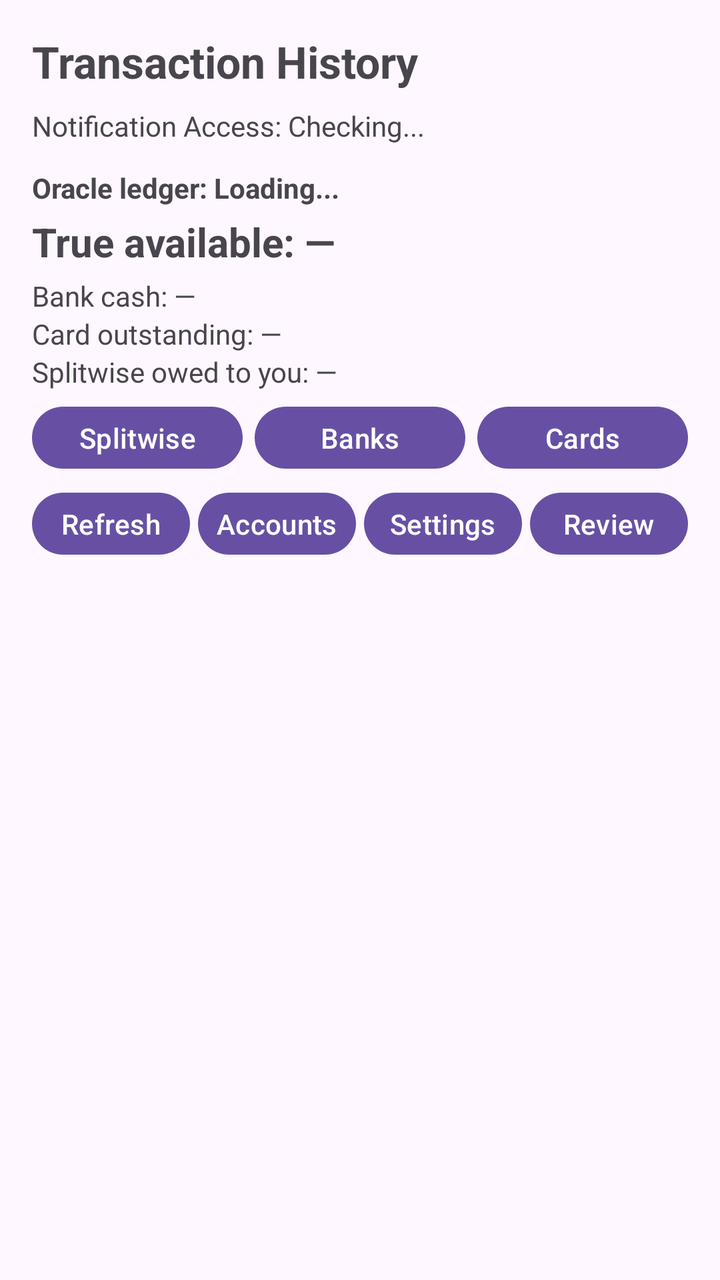
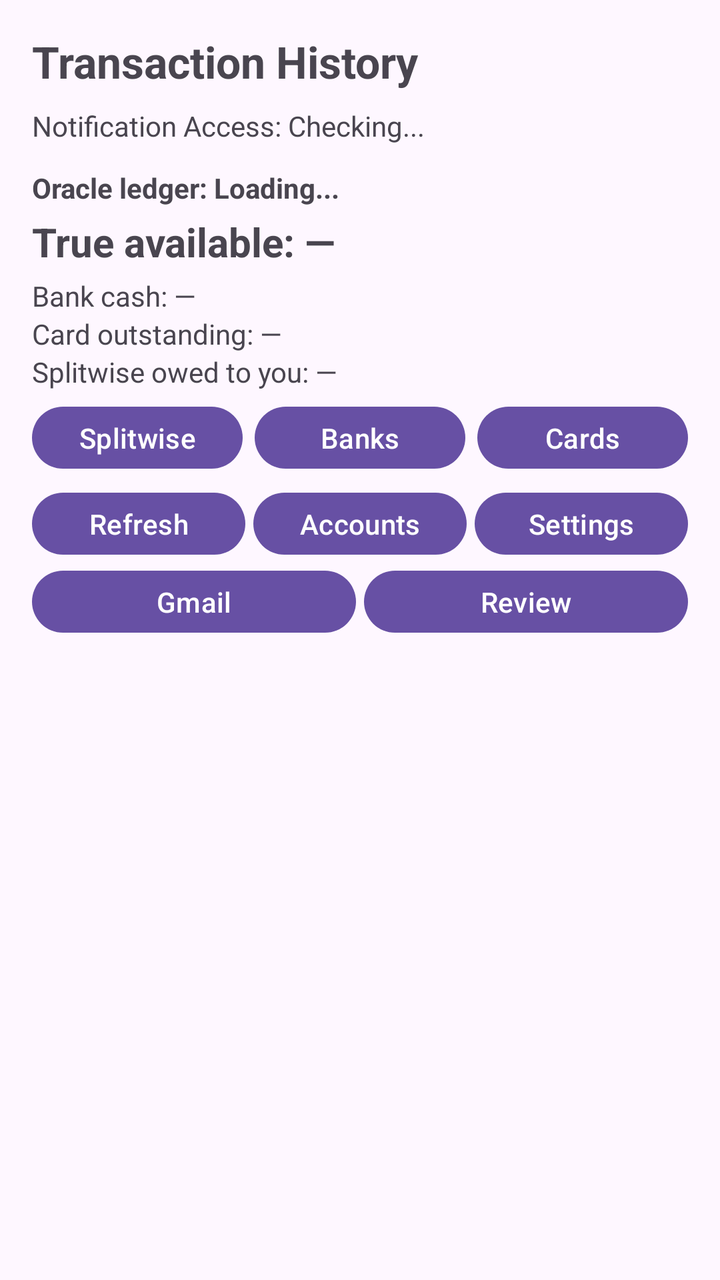

The first picture is an Android layout as it rendered before a commit; the second is the same layout after the commit. The layout source and the unified diff follow.
<!-- AndroidManifest.xml: application theme Theme.FinanceSMSTracker -->
<!-- res/layout/activity_main.xml -->
<?xml version="1.0" encoding="utf-8"?>
<androidx.constraintlayout.widget.ConstraintLayout xmlns:android="http://schemas.android.com/apk/res/android"
    xmlns:app="http://schemas.android.com/apk/res-auto"
    xmlns:tools="http://schemas.android.com/tools"
    android:id="@+id/main"
    android:layout_width="match_parent"
    android:layout_height="match_parent"
    android:padding="16dp"
    tools:context=".MainActivity">

    <TextView
        android:id="@+id/textViewTitle"
        android:layout_width="wrap_content"
        android:layout_height="wrap_content"
        android:text="Transaction History"
        android:textSize="22sp"
        android:textStyle="bold"
        app:layout_constraintStart_toStartOf="parent"
        app:layout_constraintTop_toTopOf="parent" />

    <Button
        android:id="@+id/buttonOpenNotificationSettings"
        android:layout_width="0dp"
        android:layout_height="wrap_content"
        android:layout_marginTop="12dp"
        android:text="Open Notification Access Settings"
        android:visibility="gone"
        app:layout_constraintEnd_toEndOf="parent"
        app:layout_constraintStart_toStartOf="parent"
        app:layout_constraintTop_toBottomOf="@id/textViewTitle" />

    <TextView
        android:id="@+id/textViewNotificationStatus"
        android:layout_width="0dp"
        android:layout_height="wrap_content"
        android:layout_marginTop="8dp"
        android:text="Notification Access: Checking..."
        android:textSize="14sp"
        app:layout_constraintEnd_toEndOf="parent"
        app:layout_constraintStart_toStartOf="parent"
        app:layout_constraintTop_toBottomOf="@id/buttonOpenNotificationSettings" />

    <LinearLayout
        android:id="@+id/oracleLedgerPanel"
        android:layout_width="0dp"
        android:layout_height="wrap_content"
        android:layout_marginTop="12dp"
        android:orientation="vertical"
        app:layout_constraintEnd_toEndOf="parent"
        app:layout_constraintStart_toStartOf="parent"
        app:layout_constraintTop_toBottomOf="@id/textViewNotificationStatus">

        <TextView
            android:id="@+id/textViewOracleStatus"
            android:layout_width="wrap_content"
            android:layout_height="wrap_content"
            android:text="Oracle ledger: Loading..."
            android:textSize="14sp"
            android:textStyle="bold" />

        <TextView
            android:id="@+id/textViewTrueAvailable"
            android:layout_width="wrap_content"
            android:layout_height="wrap_content"
            android:layout_marginTop="4dp"
            android:text="True available: —"
            android:textSize="20sp"
            android:textStyle="bold" />

        <TextView
            android:id="@+id/textViewBankCash"
            android:layout_width="wrap_content"
            android:layout_height="wrap_content"
            android:layout_marginTop="4dp"
            android:text="Bank cash: —"
            android:textSize="14sp" />

        <TextView
            android:id="@+id/textViewCardOutstanding"
            android:layout_width="wrap_content"
            android:layout_height="wrap_content"
            android:text="Card outstanding: —"
            android:textSize="14sp" />

        <TextView
            android:id="@+id/textViewSplitwiseReceivable"
            android:layout_width="wrap_content"
            android:layout_height="wrap_content"
            android:text="Splitwise owed to you: —"
            android:textSize="14sp" />

        <LinearLayout
            android:layout_width="match_parent"
            android:layout_height="wrap_content"
            android:layout_marginTop="4dp"
            android:orientation="horizontal">

            <Button
                android:id="@+id/buttonEditSplitwise"
                android:layout_width="0dp"
                android:layout_height="wrap_content"
                android:layout_weight="1"
                android:minHeight="0dp"
                android:paddingStart="4dp"
                android:paddingEnd="4dp"
                android:text="Splitwise" />

            <Button
                android:id="@+id/buttonEditBankAccounts"
                android:layout_width="0dp"
                android:layout_height="wrap_content"
                android:layout_marginStart="6dp"
                android:layout_weight="1"
                android:minHeight="0dp"
                android:paddingStart="4dp"
                android:paddingEnd="4dp"
                android:text="Banks" />

            <Button
                android:id="@+id/buttonEditCreditCards"
                android:layout_width="0dp"
                android:layout_height="wrap_content"
                android:layout_marginStart="6dp"
                android:layout_weight="1"
                android:minHeight="0dp"
                android:paddingStart="4dp"
                android:paddingEnd="4dp"
                android:text="Cards" />
        </LinearLayout>

    </LinearLayout>

    <LinearLayout
        android:id="@+id/oracleControlsRow"
        android:layout_width="0dp"
        android:layout_height="wrap_content"
        android:layout_marginTop="4dp"
        android:orientation="horizontal"
        app:layout_constraintEnd_toEndOf="parent"
        app:layout_constraintStart_toStartOf="parent"
        app:layout_constraintTop_toBottomOf="@id/oracleLedgerPanel">

        <Button
            android:id="@+id/buttonRefreshOracle"
            android:layout_width="0dp"
            android:layout_height="wrap_content"
            android:layout_weight="1"
            android:minHeight="0dp"
            android:paddingStart="2dp"
            android:paddingEnd="2dp"
            android:text="Refresh" />

        <Button
            android:id="@+id/buttonViewAccounts"
            android:layout_width="0dp"
            android:layout_height="wrap_content"
            android:layout_marginStart="4dp"
            android:layout_weight="1"
            android:minHeight="0dp"
            android:paddingStart="2dp"
            android:paddingEnd="2dp"
            android:text="Accounts" />

        <Button
            android:id="@+id/buttonOracleSettings"
            android:layout_width="0dp"
            android:layout_height="wrap_content"
            android:layout_marginStart="4dp"
            android:layout_weight="1"
            android:minHeight="0dp"
            android:paddingStart="2dp"
            android:paddingEnd="2dp"
            android:text="Settings" />

        <Button
            android:id="@+id/buttonReviewReconcile"
            android:layout_width="0dp"
            android:layout_height="wrap_content"
            android:layout_marginStart="4dp"
            android:layout_weight="1"
            android:minHeight="0dp"
            android:paddingStart="2dp"
            android:paddingEnd="2dp"
            android:text="Review" />

    </LinearLayout>

    <androidx.recyclerview.widget.RecyclerView
        android:id="@+id/recyclerViewTransactions"
        android:layout_width="0dp"
        android:layout_height="0dp"
        android:layout_marginTop="12dp"
        app:layout_constraintBottom_toBottomOf="parent"
        app:layout_constraintEnd_toEndOf="parent"
        app:layout_constraintStart_toStartOf="parent"
        app:layout_constraintTop_toBottomOf="@id/oracleControlsRow"
        tools:listitem="@layout/item_transaction" />

    <TextView
        android:id="@+id/textViewEmpty"
        android:layout_width="wrap_content"
        android:layout_height="wrap_content"
        android:text="No transactions found."
        android:textSize="16sp"
        android:visibility="gone"
        app:layout_constraintBottom_toBottomOf="parent"
        app:layout_constraintEnd_toEndOf="parent"
        app:layout_constraintStart_toStartOf="parent"
        app:layout_constraintTop_toTopOf="@id/recyclerViewTransactions" />

</androidx.constraintlayout.widget.ConstraintLayout>
<!-- res/layout/item_transaction.xml (included above) -->
<?xml version="1.0" encoding="utf-8"?>
<androidx.cardview.widget.CardView xmlns:android="http://schemas.android.com/apk/res/android"
    xmlns:app="http://schemas.android.com/apk/res-auto"
    android:layout_width="match_parent"
    android:layout_height="wrap_content"
    android:layout_marginBottom="8dp"
    app:cardCornerRadius="8dp"
    app:cardElevation="2dp">

    <LinearLayout
        android:layout_width="match_parent"
        android:layout_height="wrap_content"
        android:orientation="vertical"
        android:padding="12dp">

        <LinearLayout
            android:layout_width="match_parent"
            android:layout_height="wrap_content"
            android:orientation="horizontal">

            <TextView
                android:id="@+id/textViewMerchant"
                android:layout_width="0dp"
                android:layout_height="wrap_content"
                android:layout_weight="1"
                android:text="Merchant / Payee"
                android:textColor="@android:color/black"
                android:textSize="16sp"
                android:textStyle="bold" />

            <TextView
                android:id="@+id/textViewAmount"
                android:layout_width="wrap_content"
                android:layout_height="wrap_content"
                android:text="₹0.00"
                android:textSize="16sp"
                android:textStyle="bold" />
        </LinearLayout>

        <LinearLayout
            android:layout_width="match_parent"
            android:layout_height="wrap_content"
            android:layout_marginTop="4dp"
            android:orientation="horizontal">

            <TextView
                android:id="@+id/textViewCategory"
                android:layout_width="wrap_content"
                android:layout_height="wrap_content"
                android:background="#E0E0E0"
                android:paddingHorizontal="6dp"
                android:paddingVertical="2dp"
                android:text="CATEGORY"
                android:textSize="12sp"
                android:textStyle="bold" />

            <TextView
                android:id="@+id/textViewType"
                android:layout_width="wrap_content"
                android:layout_height="wrap_content"
                android:layout_marginStart="8dp"
                android:text="DEBIT"
                android:textSize="12sp" />

            <TextView
                android:id="@+id/textViewPaymentMethod"
                android:layout_width="0dp"
                android:layout_height="wrap_content"
                android:layout_weight="1"
                android:layout_marginStart="8dp"
                android:text="UPI"
                android:textSize="12sp" />

            <TextView
                android:id="@+id/textViewBank"
                android:layout_width="wrap_content"
                android:layout_height="wrap_content"
                android:text="HDFC"
                android:textSize="12sp" />
        </LinearLayout>

        <TextView
            android:id="@+id/textViewDateTime"
            android:layout_width="match_parent"
            android:layout_height="wrap_content"
            android:layout_marginTop="6dp"
            android:text="12 Oct 2023, 10:30 AM"
            android:textSize="11sp"
            android:textColor="@android:color/darker_gray" />

    </LinearLayout>
</androidx.cardview.widget.CardView>
<!-- resources referenced by this layout -->
<resources>
  <style name="Theme.FinanceSMSTracker" parent="Base.Theme.FinanceSMSTracker" />
  <style name="Base.Theme.FinanceSMSTracker" parent="Theme.Material3.DayNight.NoActionBar">
          
          
      </style>
</resources>

<!-- the commit's change to res/layout/activity_main.xml (unified diff, before → after) -->
@@ -172,6 +172,27 @@
             android:paddingEnd="2dp"
             android:text="Settings" />
 
+    </LinearLayout>
+
+    <LinearLayout
+        android:id="@+id/oracleControlsRow2"
+        android:layout_width="0dp"
+        android:layout_height="wrap_content"
+        android:orientation="horizontal"
+        app:layout_constraintEnd_toEndOf="parent"
+        app:layout_constraintStart_toStartOf="parent"
+        app:layout_constraintTop_toBottomOf="@id/oracleControlsRow">
+
+        <Button
+            android:id="@+id/buttonGmailSync"
+            android:layout_width="0dp"
+            android:layout_height="wrap_content"
+            android:layout_weight="1"
+            android:minHeight="0dp"
+            android:paddingStart="2dp"
+            android:paddingEnd="2dp"
+            android:text="Gmail" />
+
         <Button
             android:id="@+id/buttonReviewReconcile"
             android:layout_width="0dp"
@@ -193,7 +214,7 @@
         app:layout_constraintBottom_toBottomOf="parent"
         app:layout_constraintEnd_toEndOf="parent"
         app:layout_constraintStart_toStartOf="parent"
-        app:layout_constraintTop_toBottomOf="@id/oracleControlsRow"
+        app:layout_constraintTop_toBottomOf="@id/oracleControlsRow2"
         tools:listitem="@layout/item_transaction" />
 
     <TextView
